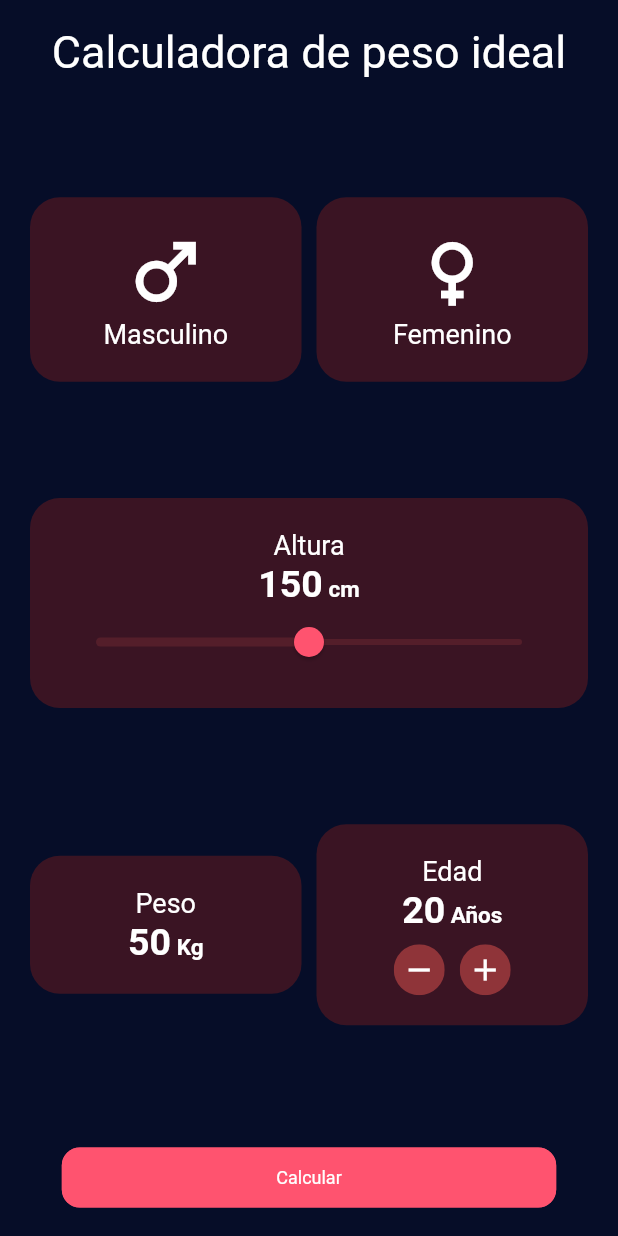
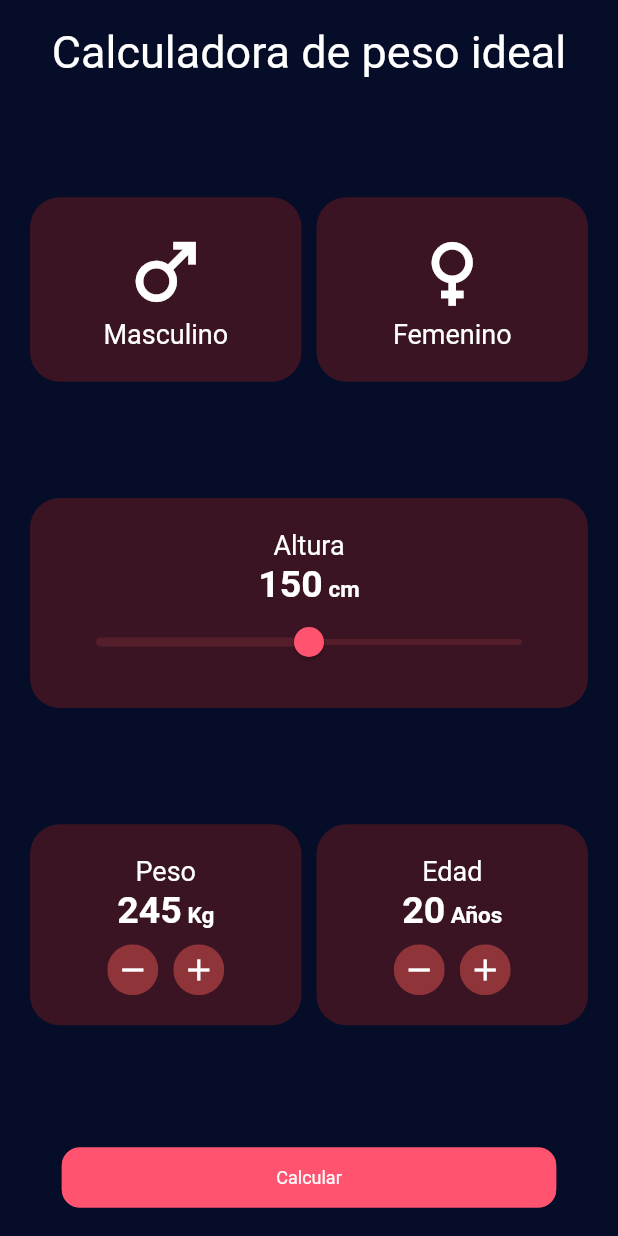
Before and after one commit to stivengm/calculadora_peso_flutter, a Flutter app: the screen it shows after launch, after a tap on the "remove" icon, after a tap on the "add" icon, on a phone screen of 412 x 824 dp. Run offline on Flutter 3.47's test engine with Material 2 defaults, Android fonts, the phone set to English and light mode, and no system bars.

Commit message:
FIX - Ajuste de funcionalidad peso.

```diff
--- a/lib/gui/views/bmi_calculator_view/bmi_calculator_view.dart
+++ b/lib/gui/views/bmi_calculator_view/bmi_calculator_view.dart
@@ -15,6 +15,7 @@ class _BMICalculatorViewState extends State<BMICalculatorView> {
   double valueSlider = 150.0;
   int gender = 0;
   int age = 20;
+  int weight = 245;
 
   @override
   Widget build(BuildContext context) {
@@ -123,10 +124,10 @@ class _BMICalculatorViewState extends State<BMICalculatorView> {
                     children: [
                       const TextWidget(text: "Peso"),
                       RichText(
-                        text: const TextSpan(
-                          text: '50',
-                          style: TextStyle( fontSize: 25.0, fontWeight: FontWeight.bold ),
-                          children: [
+                        text: TextSpan(
+                          text: weight.toString(),
+                          style: const TextStyle( fontSize: 25.0, fontWeight: FontWeight.bold ),
+                          children: const [
                             TextSpan(
                               text: ' Kg',
                               style: TextStyle( fontSize: 15.0 )
@@ -134,6 +135,31 @@ class _BMICalculatorViewState extends State<BMICalculatorView> {
                           ]
                         )
                       ),
+                      const SizedBox( height: 8.0),
+                      Row(
+                        mainAxisAlignment: MainAxisAlignment.center,
+                        children: [
+                          _buttonRemove(
+                            () {
+                              setState(() {
+                                if (weight >= 2) {
+                                  weight = weight - 1;
+                                }
+                              });
+                            }
+                          ),
+                          const SizedBox( width: 10.0 ),
+                          _buttonsAdd(
+                            () {
+                             setState(() {
+                                if (weight <= 249) {
+                                  weight = weight + 1;
+                                }
+                              });
+                            }
+                          ),
+                        ],
+                      )
                     ],
                   ),
                   width: (media.width - 40) / 2 - 5
```
